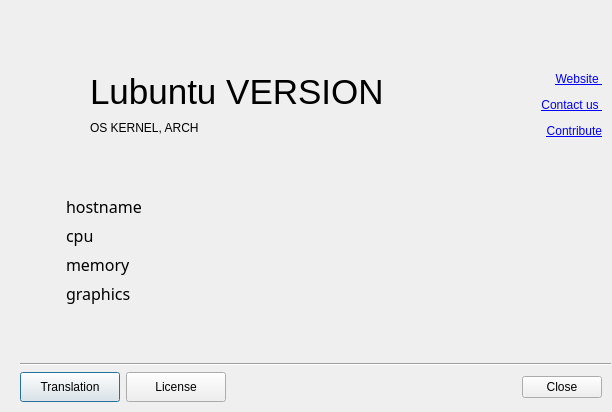
The window that src/main.ui (lubuntu-team/lubuntu-about) describes before a commit, drawn with Qt 5.
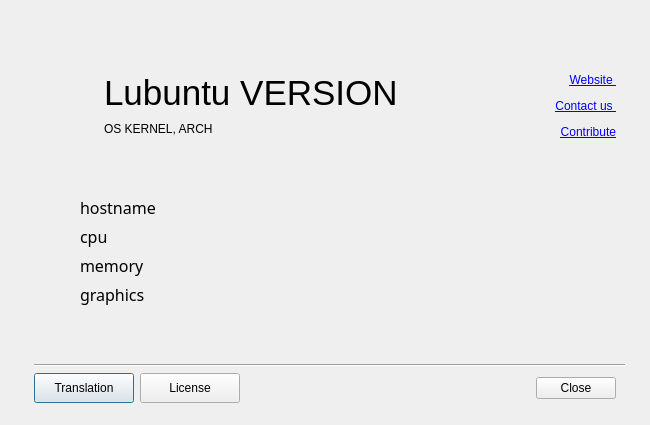
The same window after the commit. Icons and pictures are not drawn.

Commit message: Increase the margins a bit.

Patch:
```diff
--- a/src/main.ui
+++ b/src/main.ui
@@ -6,20 +6,20 @@
    <rect>
     <x>0</x>
     <y>0</y>
-    <width>612</width>
-    <height>412</height>
+    <width>650</width>
+    <height>425</height>
    </rect>
   </property>
   <property name="minimumSize">
    <size>
-    <width>612</width>
-    <height>412</height>
+    <width>650</width>
+    <height>425</height>
    </size>
   </property>
   <property name="maximumSize">
    <size>
-    <width>612</width>
-    <height>412</height>
+    <width>650</width>
+    <height>425</height>
    </size>
   </property>
   <property name="windowTitle">
@@ -30,7 +30,7 @@
     <normaloff>:/images/Lubuntu.png</normaloff>:/images/Lubuntu.png</iconset>
   </property>
   <layout class="QGridLayout" name="gridLayout_2">
-   <item row="0" column="0">
+   <item row="1" column="1">
     <widget class="QWidget" name="mainform" native="true">
      <property name="minimumSize">
       <size>
@@ -496,6 +496,58 @@
      </layout>
     </widget>
    </item>
+   <item row="2" column="1">
+    <spacer name="verticalSpacer">
+     <property name="orientation">
+      <enum>Qt::Vertical</enum>
+     </property>
+     <property name="sizeHint" stdset="0">
+      <size>
+       <width>20</width>
+       <height>40</height>
+      </size>
+     </property>
+    </spacer>
+   </item>
+   <item row="1" column="2">
+    <spacer name="horizontalSpacer">
+     <property name="orientation">
+      <enum>Qt::Horizontal</enum>
+     </property>
+     <property name="sizeHint" stdset="0">
+      <size>
+       <width>40</width>
+       <height>20</height>
+      </size>
+     </property>
+    </spacer>
+   </item>
+   <item row="1" column="0">
+    <spacer name="horizontalSpacer_2">
+     <property name="orientation">
+      <enum>Qt::Horizontal</enum>
+     </property>
+     <property name="sizeHint" stdset="0">
+      <size>
+       <width>40</width>
+       <height>20</height>
+      </size>
+     </property>
+    </spacer>
+   </item>
+   <item row="0" column="1">
+    <spacer name="verticalSpacer_2">
+     <property name="orientation">
+      <enum>Qt::Vertical</enum>
+     </property>
+     <property name="sizeHint" stdset="0">
+      <size>
+       <width>20</width>
+       <height>40</height>
+      </size>
+     </property>
+    </spacer>
+   </item>
   </layout>
  </widget>
  <resources>
```
